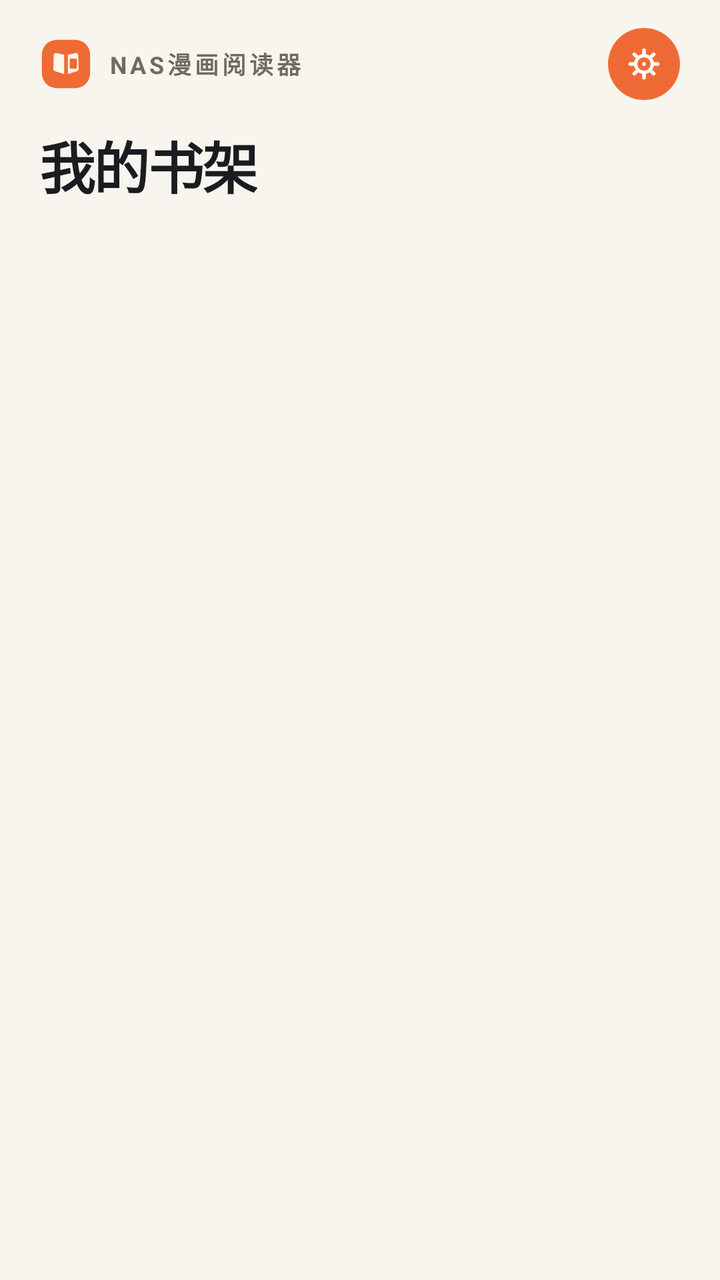
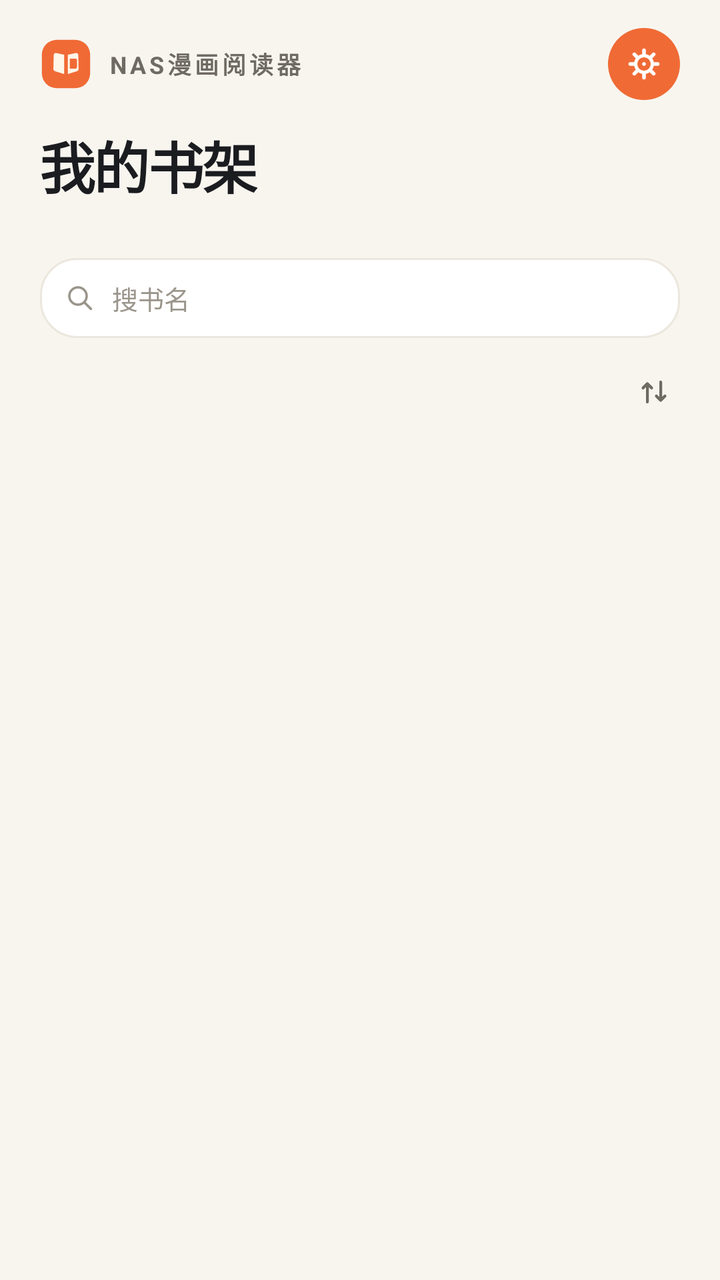

Compare the two renders of this Android layout. The source of the first and the diff that turns it into the second are given below.
<!-- AndroidManifest.xml: application theme Theme.NasComic -->
<!-- res/layout/activity_main.xml -->
<?xml version="1.0" encoding="utf-8"?>
<LinearLayout xmlns:android="http://schemas.android.com/apk/res/android"
    xmlns:app="http://schemas.android.com/apk/res-auto"
    android:layout_width="match_parent"
    android:layout_height="match_parent"
    android:background="@color/shell_background"
    android:orientation="vertical">

    
    <LinearLayout
        android:layout_width="match_parent"
        android:layout_height="wrap_content"
        android:orientation="vertical"
        android:paddingStart="@dimen/page_margin"
        android:paddingTop="14dp"
        android:paddingEnd="@dimen/page_margin"
        android:paddingBottom="4dp">

        <LinearLayout
            android:layout_width="match_parent"
            android:layout_height="wrap_content"
            android:gravity="center_vertical"
            android:orientation="horizontal">

            <ImageView
                android:layout_width="26dp"
                android:layout_height="26dp"
                android:contentDescription="@null"
                android:src="@drawable/ic_brand_mark" />

            <TextView
                android:layout_width="0dp"
                android:layout_height="wrap_content"
                android:layout_marginStart="8dp"
                android:layout_weight="1"
                android:ellipsize="end"
                android:letterSpacing="0.14"
                android:maxLines="1"
                android:text="@string/app_name"
                android:textColor="@color/shell_ink_muted"
                android:textSize="12sp"
                android:textStyle="bold" />

            <ImageView
                android:id="@+id/settings"
                android:layout_width="36dp"
                android:layout_height="36dp"
                android:layout_marginStart="8dp"
                android:background="@drawable/bg_accent_circle"
                android:contentDescription="@string/action_settings"
                android:padding="8dp"
                android:src="@drawable/ic_settings_line"
                app:tint="@android:color/white" />
        </LinearLayout>

        <LinearLayout
            android:layout_width="match_parent"
            android:layout_height="wrap_content"
            android:layout_marginTop="12dp"
            android:baselineAligned="false"
            android:gravity="bottom"
            android:orientation="horizontal">

            <TextView
                android:id="@+id/shelf_title"
                style="@style/PageTitle"
                android:layout_width="wrap_content"
                android:layout_height="wrap_content"
                android:text="@string/shelf_title" />

            <TextView
                android:id="@+id/shelf_count"
                android:layout_width="0dp"
                android:layout_height="wrap_content"
                android:layout_marginBottom="3dp"
                android:layout_marginStart="12dp"
                android:layout_weight="1"
                android:gravity="end"
                android:lineSpacingExtra="3dp"
                android:textColor="@color/shell_ink_faint"
                android:textSize="10sp" />
        </LinearLayout>
    </LinearLayout>

    
    <FrameLayout
        android:id="@+id/resume_card"
        android:layout_width="match_parent"
        android:layout_height="wrap_content"
        android:layout_marginStart="@dimen/page_margin"
        android:layout_marginTop="10dp"
        android:layout_marginEnd="@dimen/page_margin"
        android:visibility="gone">

        <View
            android:layout_width="match_parent"
            android:layout_height="132dp"
            android:background="@drawable/bg_night_card" />

        <com.nascomic.reader.ui.widget.PlanetArt
            android:layout_width="match_parent"
            android:layout_height="132dp" />

        <LinearLayout
            android:layout_width="match_parent"
            android:layout_height="wrap_content"
            android:orientation="vertical"
            android:paddingStart="16dp"
            android:paddingTop="14dp"
            android:paddingEnd="16dp"
            android:paddingBottom="14dp">

            <LinearLayout
                android:layout_width="wrap_content"
                android:layout_height="wrap_content"
                android:background="@drawable/bg_pill_frost"
                android:gravity="center_vertical"
                android:orientation="horizontal"
                android:paddingStart="9dp"
                android:paddingTop="4dp"
                android:paddingEnd="10dp"
                android:paddingBottom="4dp">

                <View
                    android:layout_width="5dp"
                    android:layout_height="5dp"
                    android:layout_marginEnd="6dp"
                    android:background="@drawable/bg_dot_accent" />

                <TextView
                    android:layout_width="wrap_content"
                    android:layout_height="wrap_content"
                    android:text="@string/shelf_resume_label"
                    android:textColor="#FFF7D5B8"
                    android:textSize="10sp" />
            </LinearLayout>

            <TextView
                android:id="@+id/resume_title"
                android:layout_width="match_parent"
                android:layout_height="wrap_content"
                android:layout_marginTop="9dp"
                android:ellipsize="end"
                android:maxLines="1"
                android:textColor="#FFFFFFFF"
                android:textSize="19sp"
                android:textStyle="bold" />

            <TextView
                android:id="@+id/resume_meta"
                android:layout_width="match_parent"
                android:layout_height="wrap_content"
                android:layout_marginTop="4dp"
                android:ellipsize="end"
                android:maxLines="1"
                android:textColor="#FFF7D5B8"
                android:textSize="11sp" />

            <LinearLayout
                android:layout_width="match_parent"
                android:layout_height="wrap_content"
                android:layout_marginTop="12dp"
                android:gravity="center_vertical"
                android:orientation="horizontal">

                <TextView
                    android:id="@+id/resume_percent"
                    android:layout_width="wrap_content"
                    android:layout_height="wrap_content"
                    android:textColor="#CCFFFFFF"
                    android:textSize="10sp" />

                <ProgressBar
                    android:id="@+id/resume_bar"
                    style="?android:attr/progressBarStyleHorizontal"
                    android:layout_width="0dp"
                    android:layout_height="3dp"
                    android:layout_marginStart="10dp"
                    android:layout_marginEnd="10dp"
                    android:layout_weight="1"
                    android:max="100"
                    android:progressDrawable="@drawable/cover_progress" />

                <TextView
                    android:id="@+id/resume_action"
                    android:layout_width="wrap_content"
                    android:layout_height="wrap_content"
                    android:textColor="#B3FFFFFF"
                    android:textSize="10sp" />
            </LinearLayout>
        </LinearLayout>

        <FrameLayout
            android:id="@+id/resume_play"
            android:layout_width="34dp"
            android:layout_height="34dp"
            android:layout_gravity="end|center_vertical"
            android:layout_marginEnd="16dp"
            android:background="@drawable/bg_play_circle"
            android:contentDescription="@string/shelf_resume_action">

            <ImageView
                android:layout_width="14dp"
                android:layout_height="14dp"
                android:layout_gravity="center"
                android:contentDescription="@null"
                android:src="@drawable/ic_play" />
        </FrameLayout>
    </FrameLayout>

    
    <HorizontalScrollView
        android:layout_width="match_parent"
        android:layout_height="wrap_content"
        android:paddingStart="@dimen/page_margin"
        android:paddingEnd="@dimen/page_margin"
        android:paddingTop="12dp"
        android:scrollbars="none">

        <LinearLayout
            android:id="@+id/tab_row"
            android:layout_width="wrap_content"
            android:layout_height="wrap_content"
            android:orientation="horizontal" />
    </HorizontalScrollView>

    
    <LinearLayout
        android:layout_width="match_parent"
        android:layout_height="wrap_content"
        android:layout_marginTop="14dp"
        android:gravity="center_vertical"
        android:orientation="horizontal"
        android:paddingStart="@dimen/page_margin"
        android:paddingEnd="@dimen/page_margin">

        <TextView
            android:id="@+id/section_title"
            android:layout_width="0dp"
            android:layout_height="wrap_content"
            android:layout_weight="1"
            android:textColor="@color/shell_ink"
            android:textSize="16sp"
            android:textStyle="bold" />

        <TextView
            android:id="@+id/section_count"
            android:layout_width="wrap_content"
            android:layout_height="wrap_content"
            android:textColor="@color/shell_ink_faint"
            android:textSize="10sp" />
    </LinearLayout>

    <androidx.recyclerview.widget.RecyclerView
        android:id="@+id/grid"
        android:layout_width="match_parent"
        android:layout_height="0dp"
        android:layout_weight="1"
        android:clipToPadding="false"
        android:paddingHorizontal="14dp"
        android:paddingTop="8dp"
        android:paddingBottom="8dp" />

    
    <LinearLayout
        android:id="@+id/empty"
        android:layout_width="match_parent"
        android:layout_height="0dp"
        android:layout_weight="1"
        android:gravity="center"
        android:orientation="vertical"
        android:paddingStart="36dp"
        android:paddingEnd="36dp"
        android:paddingBottom="40dp"
        android:visibility="gone">

        <ImageView
            android:layout_width="56dp"
            android:layout_height="56dp"
            android:contentDescription="@null"
            android:src="@drawable/ic_brand_mark" />

        <TextView
            android:layout_width="match_parent"
            android:layout_height="wrap_content"
            android:layout_marginTop="18dp"
            android:gravity="center"
            android:text="@string/shelf_empty_title"
            android:textColor="@color/shell_ink"
            android:textSize="17sp"
            android:textStyle="bold" />

        <TextView
            android:layout_width="match_parent"
            android:layout_height="wrap_content"
            android:layout_marginTop="8dp"
            android:gravity="center"
            android:lineSpacingExtra="4dp"
            android:text="@string/shelf_empty"
            android:textColor="@color/shell_ink_muted"
            android:textSize="12sp" />

        <LinearLayout
            android:layout_width="wrap_content"
            android:layout_height="wrap_content"
            android:layout_marginTop="22dp"
            android:gravity="center_vertical"
            android:orientation="horizontal">

            <TextView
                android:id="@+id/empty_local"
                android:layout_width="wrap_content"
                android:layout_height="40dp"
                android:background="@drawable/bg_pill_ink"
                android:gravity="center"
                android:paddingStart="20dp"
                android:paddingEnd="20dp"
                android:text="@string/shelf_empty_local"
                android:textColor="#FFFFFFFF"
                android:textSize="13sp" />

            <TextView
                android:id="@+id/empty_remote"
                android:layout_width="wrap_content"
                android:layout_height="40dp"
                android:layout_marginStart="10dp"
                android:background="@drawable/bg_pill_outline"
                android:gravity="center"
                android:paddingStart="20dp"
                android:paddingEnd="20dp"
                android:text="@string/shelf_empty_remote"
                android:textColor="@color/shell_ink"
                android:textSize="13sp" />
        </LinearLayout>
    </LinearLayout>

    <TextView
        android:id="@+id/status"
        android:layout_width="match_parent"
        android:layout_height="wrap_content"
        android:gravity="center"
        android:paddingStart="16dp"
        android:paddingTop="6dp"
        android:paddingEnd="16dp"
        android:paddingBottom="8dp"
        android:textColor="@color/shell_ink_faint"
        android:textSize="10sp" />

</LinearLayout>
<!-- resources referenced by this layout -->
<resources>
  <color name="shell_background">#F8F5EF</color>
  <color name="shell_ink">#1B1C20</color>
  <color name="shell_ink_faint">#9A958B</color>
  <color name="shell_ink_muted">#6F6A62</color>
  <dimen name="page_margin">20dp</dimen>
  <!-- drawable bg_dot_accent (drawable) -->
  <?xml version="1.0" encoding="utf-8"?>
  <shape xmlns:android="http://schemas.android.com/apk/res/android" android:shape="oval">
      <solid android:color="@color/brand_accent_soft" />
  </shape>
  <!-- drawable bg_pill_frost (drawable) -->
  <?xml version="1.0" encoding="utf-8"?>
  <shape xmlns:android="http://schemas.android.com/apk/res/android" android:shape="rectangle">
      <solid android:color="#26FFFFFF" />
      <corners android:radius="99dp" />
  </shape>
  <string name="action_settings">设置</string>
  <string name="app_name">NAS漫画阅读器</string>
  <string name="shelf_empty">本地目录与 NAS 共享都在这里汇总，扫一次就能按页读。</string>
  <string name="shelf_empty_local">选择本地目录</string>
  <string name="shelf_empty_remote">添加 NAS 共享</string>
  <string name="shelf_empty_title">还没有书库</string>
  <string name="shelf_resume_action">接着读</string>
  <string name="shelf_resume_label">继续阅读</string>
  <string name="shelf_title">我的书架</string>
  <style name="PageTitle">
          <item name="android:textColor">@color/shell_ink</item>
          <item name="android:textSize">28sp</item>
          <item name="android:textStyle">bold</item>
          <item name="android:letterSpacing">-0.03</item>
      </style>
  <color name="brand_accent">#F06A35</color>
  <color name="brand_accent_soft">#FF9464</color>
  <color name="night_surface_deep">#10182D</color>
  <color name="night_surface_soft">#2E4062</color>
  <dimen name="radius_sheet">22dp</dimen>
  <color name="shell_divider">#F0EBE2</color>
  <color name="shell_stroke">#ECE7DE</color>
  <color name="shell_surface">#FFFFFF</color>
  <color name="shell_surface_soft">#FCFAF6</color>
  <style name="Shape.Dialog" parent="">
          <item name="cornerFamily">rounded</item>
          <item name="cornerSize">22dp</item>
      </style>
  <!-- unchanged entries left out for length: 11 -->
</resources>

<!-- the commit's change to res/layout/activity_main.xml (unified diff, before → after) -->
@@ -226,6 +226,43 @@
 
     
     <LinearLayout
+        android:id="@+id/search_row"
+        android:layout_width="match_parent"
+        android:layout_height="40dp"
+        android:layout_marginStart="@dimen/page_margin"
+        android:layout_marginTop="10dp"
+        android:layout_marginEnd="@dimen/page_margin"
+        android:background="@drawable/bg_card"
+        android:gravity="center_vertical"
+        android:orientation="horizontal"
+        android:paddingStart="12dp"
+        android:paddingEnd="12dp">
+
+        <ImageView
+            android:layout_width="16dp"
+            android:layout_height="16dp"
+            android:contentDescription="@null"
+            android:src="@drawable/ic_search"
+            app:tint="@color/shell_ink_faint" />
+
+        <EditText
+            android:id="@+id/search_input"
+            android:layout_width="0dp"
+            android:layout_height="match_parent"
+            android:layout_marginStart="8dp"
+            android:layout_weight="1"
+            android:background="@null"
+            android:hint="@string/shelf_search_hint"
+            android:imeOptions="actionSearch"
+            android:inputType="text"
+            android:maxLines="1"
+            android:textColor="@color/shell_ink"
+            android:textColorHint="@color/shell_ink_faint"
+            android:textSize="13sp" />
+    </LinearLayout>
+
+    
+    <LinearLayout
         android:layout_width="match_parent"
         android:layout_height="wrap_content"
         android:layout_marginTop="14dp"
@@ -249,6 +286,17 @@
             android:layout_height="wrap_content"
             android:textColor="@color/shell_ink_faint"
             android:textSize="10sp" />
+
+        <ImageView
+            android:id="@+id/sort_button"
+            android:layout_width="26dp"
+            android:layout_height="26dp"
+            android:layout_marginStart="8dp"
+            android:background="?attr/selectableItemBackgroundBorderless"
+            android:contentDescription="@string/shelf_sort"
+            android:padding="3dp"
+            android:src="@drawable/ic_sort"
+            app:tint="@color/shell_ink_muted" />
     </LinearLayout>
 
     <androidx.recyclerview.widget.RecyclerView
@@ -260,6 +308,18 @@
         android:paddingHorizontal="14dp"
         android:paddingTop="8dp"
         android:paddingBottom="8dp" />
+
+    
+    <TextView
+        android:id="@+id/search_empty"
+        android:layout_width="match_parent"
+        android:layout_height="0dp"
+        android:layout_weight="1"
+        android:gravity="center"
+        android:text="@string/shelf_search_empty"
+        android:textColor="@color/shell_ink_faint"
+        android:textSize="13sp"
+        android:visibility="gone" />
 
     
     <LinearLayout
<!-- resource entries referenced after the edit -->
@@ -5,6 +5,13 @@
   <color name="shell_ink_faint">#9A958B</color>
   <color name="shell_ink_muted">#6F6A62</color>
   <dimen name="page_margin">20dp</dimen>
+  <!-- drawable bg_card (drawable) -->
+  <?xml version="1.0" encoding="utf-8"?>
+  <shape xmlns:android="http://schemas.android.com/apk/res/android" android:shape="rectangle">
+      <solid android:color="@color/shell_surface" />
+      <corners android:radius="@dimen/radius_card" />
+      <stroke android:width="1dp" android:color="@color/shell_stroke" />
+  </shape>
   <!-- drawable bg_dot_accent (drawable) -->
   <?xml version="1.0" encoding="utf-8"?>
   <shape xmlns:android="http://schemas.android.com/apk/res/android" android:shape="oval">
@@ -16,6 +23,39 @@
       <solid android:color="#26FFFFFF" />
       <corners android:radius="99dp" />
   </shape>
+  <!-- drawable ic_search (drawable) -->
+  <vector xmlns:android="http://schemas.android.com/apk/res/android"
+      android:width="24dp"
+      android:height="24dp"
+      android:viewportWidth="24"
+      android:viewportHeight="24">
+  
+      <path
+          android:fillColor="#00000000"
+          android:pathData="M10.5,4a6.5,6.5 0,1 1,0 13a6.5,6.5 0,1 1,0 -13"
+          android:strokeColor="#000000"
+          android:strokeWidth="1.8" />
+      <path
+          android:fillColor="#00000000"
+          android:pathData="M15.6,15.6L20.2,20.2"
+          android:strokeColor="#000000"
+          android:strokeLineCap="round"
+          android:strokeWidth="1.8" />
+  </vector>
+  <!-- drawable ic_sort (drawable) -->
+  <?xml version="1.0" encoding="utf-8"?>
+  <vector xmlns:android="http://schemas.android.com/apk/res/android"
+      android:width="24dp"
+      android:height="24dp"
+      android:viewportWidth="24"
+      android:viewportHeight="24">
+      <path
+          android:strokeColor="#FF6F6A62"
+          android:strokeWidth="1.7"
+          android:strokeLineCap="round"
+          android:strokeLineJoin="round"
+          android:pathData="M8,18 L8,7 M5.4,9.6 L8,7 L10.6,9.6 M16,6 L16,17 M13.4,14.4 L16,17 L18.6,14.4" />
+  </vector>
   <string name="action_settings">设置</string>
   <string name="app_name">NAS漫画阅读器</string>
   <string name="shelf_empty">本地目录与 NAS 共享都在这里汇总，扫一次就能按页读。</string>
@@ -24,6 +64,9 @@
   <string name="shelf_empty_title">还没有书库</string>
   <string name="shelf_resume_action">接着读</string>
   <string name="shelf_resume_label">继续阅读</string>
+  <string name="shelf_search_empty">没有书名对得上的</string>
+  <string name="shelf_search_hint">搜书名</string>
+  <string name="shelf_sort">排序</string>
   <string name="shelf_title">我的书架</string>
   <style name="PageTitle">
           <item name="android:textColor">@color/shell_ink</item>
@@ -39,6 +82,7 @@
   <color name="shell_divider">#F0EBE2</color>
   <color name="shell_stroke">#ECE7DE</color>
   <color name="shell_surface">#FFFFFF</color>
+  <dimen name="radius_card">18dp</dimen>
   <color name="shell_surface_soft">#FCFAF6</color>
   <style name="Shape.Dialog" parent="">
           <item name="cornerFamily">rounded</item>
